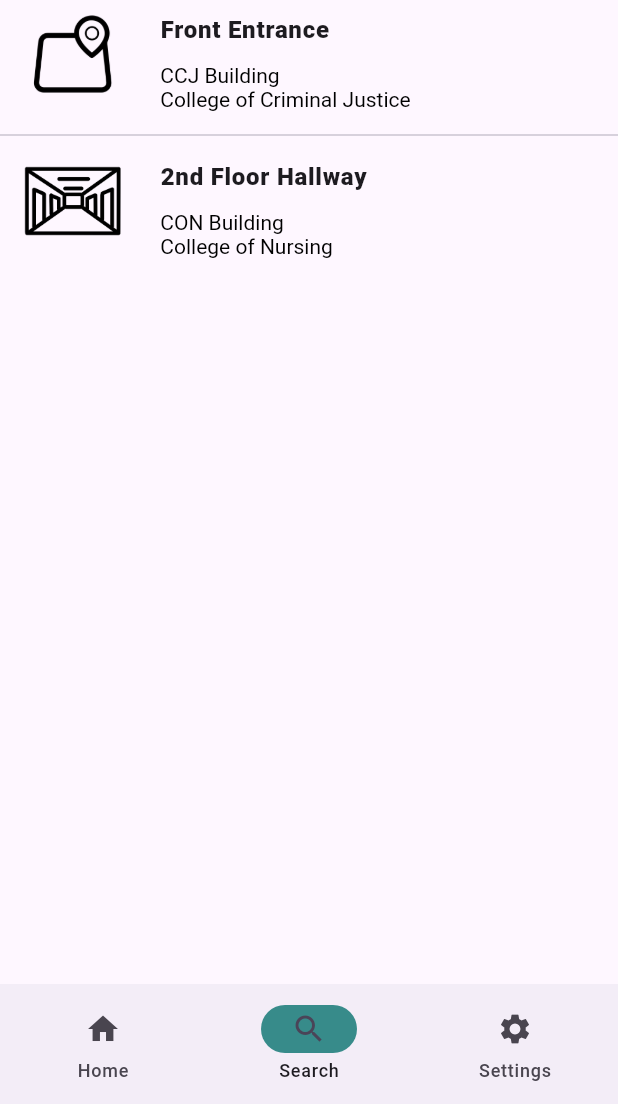
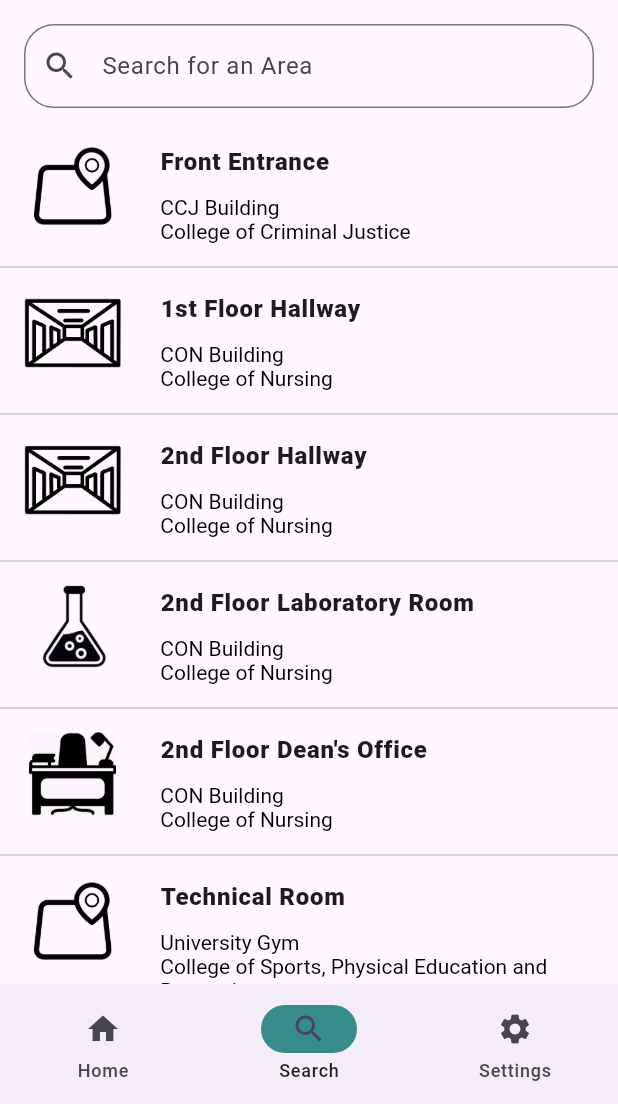
Before and after one commit to adrian-magsino/erranza, a Flutter app: the screen it shows after launch, item 2 of the bottom bar chosen, on a phone screen of 412 x 824 dp, the part 132-1236 px from its top. Run offline on Flutter 3.47's test engine with Material 3 defaults, Android fonts, the phone set to English and light mode, and no system bars; missing offline and left inert: panorama_viewer.

Commit message:
added a checker for Duplicate IDs

```diff
--- a/assets/area_views.json
+++ b/assets/area_views.json
@@ -4,22 +4,22 @@
         "image": "assets/images/360img.jpeg",
         "hotspots": [
           {"latitude": -10.0, "longitude": -129.0, "nextView": "CCJ_B1_F1_A1:AV2"},
-          {"latitude": -50.0, "longitude": -229.0, "nextView": "CON_B1_F2_A1:AV2"}
+          {"latitude": -50.0, "longitude": -229.0, "nextView": "CON_B1_F2_A2:AV2"}
 
         ]
       },
       "AV2": {
         "image": "assets/images/360img2.jpeg",
         "hotspots": [
-          {"latitude": -15.0, "longitude": -129.0, "nextView": "CON_B1_F2_A1:AV1"}
+          {"latitude": -15.0, "longitude": -129.0, "nextView": "CON_B1_F2_A2:AV1"}
         ]
       }
     },
-    "CON_B1_F2_A1": {
+    "CON_B1_F2_A2": {
       "AV1": {
         "image": "assets/images/360img3.jpg",
         "hotspots": [
-          {"latitude": -15.0, "longitude": -129.0, "nextView": "CON_B1_F2_A1:AV2"}
+          {"latitude": -15.0, "longitude": -129.0, "nextView": "CON_B1_F2_A2:AV2"}
         ]
       },
       "AV2": {
--- a/lib/data/areas.dart
+++ b/lib/data/areas.dart
@@ -8,24 +8,81 @@ class Area {
   final String building_name;
   final String college_name;
 
-  Area(
-    this.college_id,
-    this.building_id,
-    this.floor_id,
-    this.area_id,
-    this.icon,
-    this.area_name,
-    this.building_name,
-    this.college_name
-  );
+  Area({
+    required this.college_id,
+    required this.building_id,
+    required this.floor_id,
+    required this.area_id,
+    required this.icon,
+    required this.area_name,
+    required this.building_name,
+    required this.college_name
+  });
 }
 
-List areas = [
-  Area("CCJ", "B1", "F1", "A1","assets/images/roomicons/work_area.png", "Front Entrance", "CCJ Building", "College of Criminal Justice"),
-  Area("CON", "B1", "F2", "A1", "assets/images/roomicons/hallway.png", "2nd Floor Hallway", "CON Building", "College of Nursing"),
+List<Area> allAreas = [...ccjAreas, ...conAreas, ...cspearAreas];
 
+
+
+List<Area> ccjAreas = [
+  Area(
+  college_id: "CCJ", building_id: "B1", floor_id: "F1", area_id: "A1",
+  icon: "assets/images/roomicons/work_area.png",
+  area_name: "Front Entrance",
+  building_name: "CCJ Building",
+  college_name: "College of Criminal Justice"),
 ];
+
+List<Area> conAreas = [
+  //First Floor
+  Area(
+  college_id: "CON", building_id: "B1", floor_id: "F1", area_id: "A1",
+  icon: "assets/images/roomicons/hallway.png",
+  area_name: "1st Floor Hallway",
+  building_name: "CON Building",
+  college_name: "College of Nursing"),
+
+  //Second floor
+  Area(
+  college_id: "CON", building_id: "B1", floor_id: "F2", area_id: "A2",
+  icon: "assets/images/roomicons/hallway.png",
+  area_name: "2nd Floor Hallway",
+  building_name: "CON Building",
+  college_name: "College of Nursing"),
+
+  Area(
+  college_id: "CON", building_id: "B1", floor_id: "F2", area_id: "A3",
+  icon: "assets/images/roomicons/laboratory.png",
+  area_name: "2nd Floor Laboratory Room",
+  building_name: "CON Building",
+  college_name: "College of Nursing"),
+
+  Area(
+  college_id: "CON", building_id: "B1", floor_id: "F2", area_id: "A4",
+  icon: "assets/images/roomicons/dean_office.png",
+  area_name: "2nd Floor Dean's Office",
+  building_name: "CON Building",
+  college_name: "College of Nursing"),
+];
+
+List<Area> cspearAreas = [
+  Area(
+  college_id: "CSPEAR", building_id: "B1", floor_id: "F1", area_id: "A1",
+  icon: "assets/images/roomicons/work_area.png",
+  area_name: "Technical Room",
+  building_name: "University Gym",
+  college_name: "College of Sports, Physical Education and Recreation"),
+
+  Area(
+  college_id: "CSPEAR", building_id: "B1", floor_id: "F1", area_id: "A2",
+  icon: "assets/images/roomicons/work_area.png",
+  area_name: "Stage Area",
+  building_name: "University Gym",
+  college_name: "College of Sports, Physical Education and Recreation"),
+];
+
 /*
+Area("CON", "B1", "F2", "A1", "assets/images/roomicons/hallway.png", "2nd Floor Hallway", "CON Building", "College of Nursing"),
 Area(2, "assets/images/roomicons/laboratory.png", "2nd Floor Laboratory Room", "CON Building", "College of Nursing"),
   Area(3, "assets/images/roomicons/dean_office.png", "2nd Floor Dean's Office", "CON Building", "College of Nursing"),
   Area(4, "assets/images/roomicons/hallway.png", "1st Floor Hallway", "CON Building", "College of Nursing"),
--- /dev/null
+++ b/lib/data/duplicateID_checker.dart
@@ -0,0 +1,46 @@
+import 'package:erranza/data/areas.dart';
+import 'package:flutter/material.dart';
+
+
+List<List<Area>> findDuplicateID(List<Area> areas) {
+  Map<String, List<Area>> groupedAreas = {};
+
+  for (var area in areas) {
+    String key = "${area.college_id}_${area.building_id}_${area.floor_id}_${area.area_id}";
+
+    if (groupedAreas.containsKey(key)) {
+      groupedAreas[key]!.add(area);
+    } else {
+      groupedAreas[key] = [area];
+    }
+  }
+
+  List<List<Area>> duplicates = groupedAreas.values.where((group) => group.length > 1).toList();
+
+  return duplicates;
+}
+
+
+bool hasDuplicateID(){
+   List<List<Area>> duplicates = findDuplicateID(conAreas);
+
+   if (duplicates.isEmpty) {
+    print("No Duplicates Found");
+    return false;
+   } else {
+    print("DUPLICATE IDs WERE FOUND");
+    print("APP FAILED TO START");
+
+    for (var duplicateGroup in duplicates){
+      print("Duplicate Group:");
+      for (var area in duplicateGroup){
+        print("ID: ${area.college_id}_${area.building_id}_${area.floor_id}_${area.area_id}");
+        print("Area Name: ${area.area_name}");
+        print("Building Name: ${area.building_name}");
+        print("College Name: ${area.college_name}");
+      }
+    }
+    return true;
+
+   }
+}
--- a/lib/pages/search_page.dart
+++ b/lib/pages/search_page.dart
@@ -2,17 +2,76 @@ import 'package:erranza/data/areas.dart';
 import 'package:erranza/widgets/custom_listTile.dart';
 import 'package:flutter/material.dart';
 
-class SearchPage extends StatelessWidget {
+class SearchPage extends StatefulWidget {
   const SearchPage({super.key});
 
   @override
+  State<SearchPage> createState() => _SearchPageState();
+}
+
+class _SearchPageState extends State<SearchPage> {
+  final _controller = TextEditingController();
+  List areaList = allAreas;
+
+  @override
   Widget build(BuildContext context) {
-    return ListView.separated(
-      itemCount: areas.length,
-      separatorBuilder: (context, index) => const Divider(),
-      itemBuilder: (context, index) {
-        return CustomListTile(areaIndex: index,);
-      }
+    return Column(
+        children: [
+          Container(
+            margin: const EdgeInsets.fromLTRB(16, 16, 16, 16),
+            child: TextField(
+              controller: _controller,
+              decoration: InputDecoration(
+                hintText: "Search for an Area",
+                border: OutlineInputBorder(
+                  borderRadius: BorderRadius.circular(20),
+                  borderSide: const BorderSide(color: Colors.blue)
+                ),
+                prefixIcon: const Icon(Icons.search),
+                suffixIcon: _controller.text.isNotEmpty ?
+                  IconButton(
+                    icon: Icon(Icons.clear),
+                    onPressed: () {
+                      _controller.clear(); setState((){});
+                      },
+                    )
+                  : null,
+              ),
+              onChanged: searchArea,
+            ),
+          ),
+          areaList.isNotEmpty ? Expanded(
+            child: ListView.separated(
+            itemCount: areaList.length,
+            separatorBuilder: (context, index) => const Divider(),
+            itemBuilder: (context, index) {
+              return CustomListTile(areaList: areaList, areaIndex: index,);
+              }
+            )
+          )
+          :Center(
+            child: Text("Area not Found"),
+          )
+        ],
     );
   }
+
+  void searchArea(String query) {
+    final suggestions = allAreas.where((area) {
+      final collegeId = area.college_id.toLowerCase();
+      final collegeName = area.college_name.toLowerCase();
+      final buildingName = area.building_name.toLowerCase();
+      final areaName = area.area_name.toLowerCase();
+      final userInput = query.toLowerCase().trim();
+
+      return collegeId.contains(userInput) ||
+      collegeName.contains(userInput) ||
+      buildingName.contains(userInput) ||
+      areaName.contains(userInput)
+      ;
+    }).toList();
+
+    setState(() => areaList = suggestions);
+  }
+
 }
--- a/lib/widgets/custom_listTile.dart
+++ b/lib/widgets/custom_listTile.dart
@@ -5,9 +5,10 @@ import 'package:flutter/material.dart';
 class CustomListTile extends StatelessWidget {
   const CustomListTile({
     super.key,
+    required this.areaList,
     required this.areaIndex,
   });
-
+  final List areaList;
   final int areaIndex;
 
   @override
@@ -16,17 +17,17 @@ class CustomListTile extends StatelessWidget {
       onTap: () {
         Navigator.push(context, MaterialPageRoute(
           builder: (context) => PanoramaViewPage(
-            initialArea: areas[areaIndex],
+            initialArea: areaList[areaIndex],
             ),
           ),
         );
       },
       child:ListTile(
-    leading: Image.asset(areas[areaIndex].icon, width: 64.8961067199707, height: 60),
+        leading: Image.asset(areaList[areaIndex].icon, width: 64.8961067199707, height: 60),
 
         title: Padding(
           padding: const EdgeInsets.fromLTRB(10.0, 0, 0, 10.0),
-      child: Text(areas[areaIndex].area_name, style: TextStyle(fontSize: 16, fontWeight: FontWeight.w900)),
+          child: Text(areaList[areaIndex].area_name, style: TextStyle(fontSize: 16, fontWeight: FontWeight.w900)),
         ),
 
         isThreeLine: true,
@@ -36,13 +37,13 @@ class CustomListTile extends StatelessWidget {
           child: RichText(
             text: TextSpan(
               children: [
-            TextSpan(text: "${areas[areaIndex].building_name}\n",
+                TextSpan(text: "${areaList[areaIndex].building_name}\n",
                 style: TextStyle(
                   color: Colors.black,
                   fontSize: 14,
                   fontWeight: FontWeight.w400)),
 
-            TextSpan(text: areas[areaIndex].college_name,
+                TextSpan(text: areaList[areaIndex].college_name,
                 style: TextStyle(
                   color: Colors.black,
                   fontSize: 14,
--- a/pubspec.yaml
+++ b/pubspec.yaml
@@ -60,6 +60,7 @@ flutter:
   uses-material-design: true
   assets:
     - assets/images/
+    - assets/images/hotspots/
     - assets/images/roomicons/
     - assets/area_views.json
 
```
Also changed, not shown: assets/area_views copy.json (added, +19 -0 lines), lib/main.dart (+5 -2 lines), lib/pages/panorama_view_page.dart (+19 -10 lines), assets/images/hotspots/arrow_hotspot.png (added), assets/images/hotspots/arrows.png (added). Lines whose indentation alone changed are shown as unchanged.
